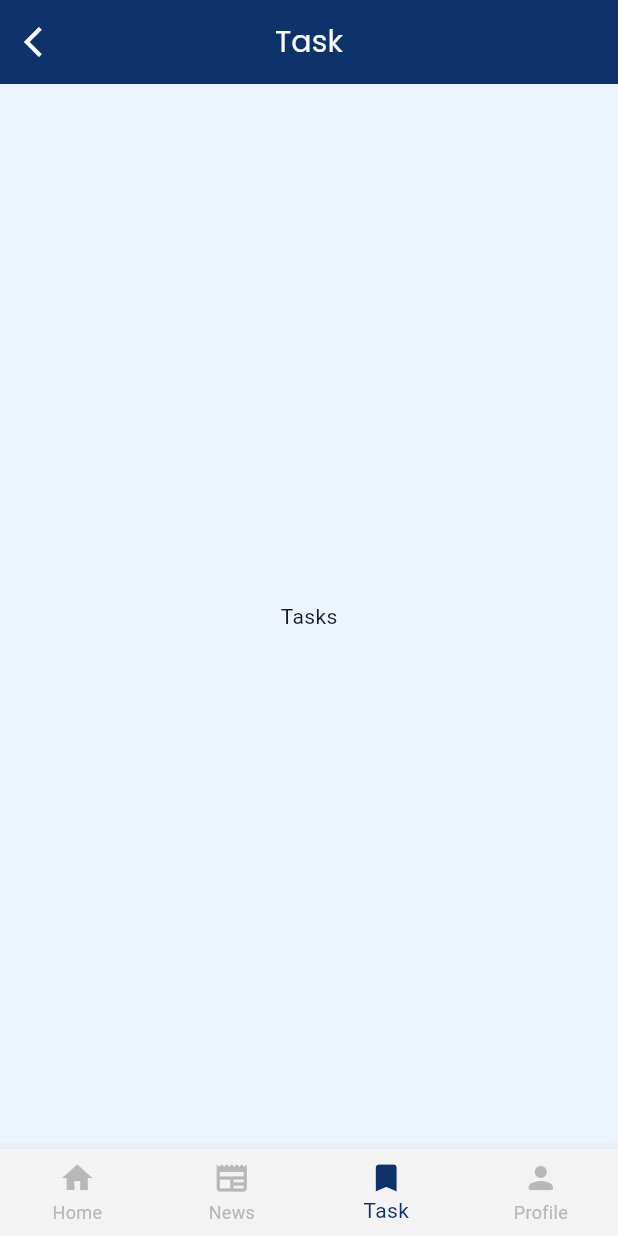
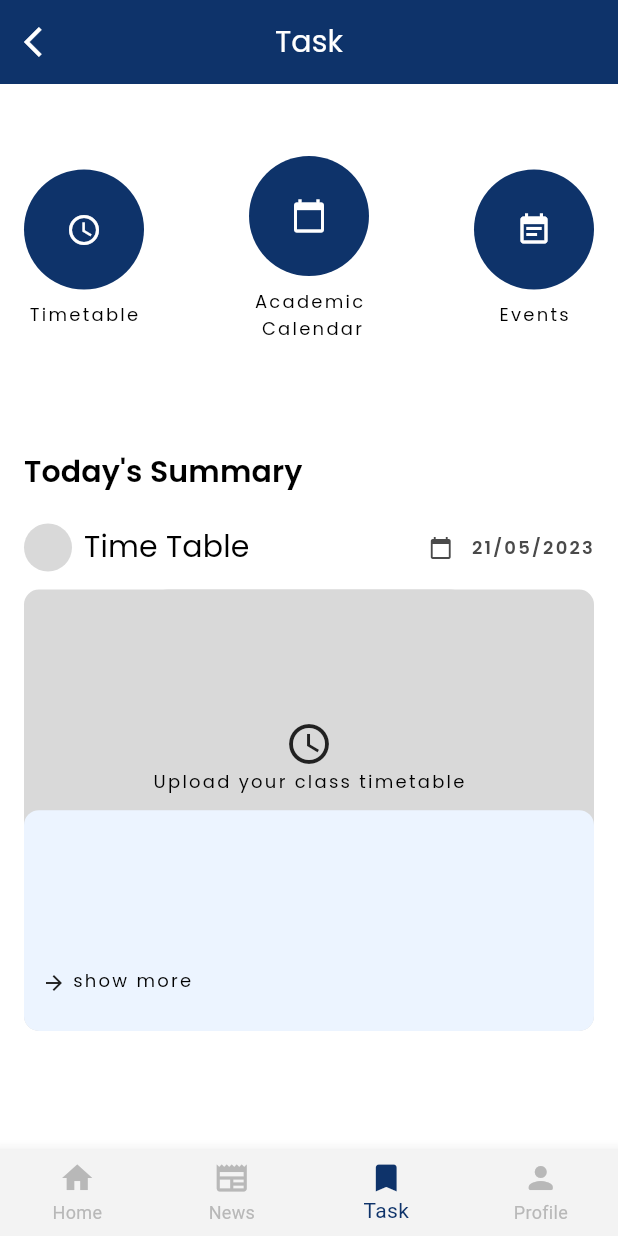
Before and after one commit to SelaseKay/decipher, a Flutter app: the MainContainer screen opened directly, item 3 of the bottom bar chosen, on a phone screen of 412 x 824 dp. Run offline on Flutter 3.47's test engine with Material 2 defaults, Android fonts, the phone set to English and light mode, and no system bars; our stand-ins replace flutter_svg, google_fonts.

Commit message:
work on task screen

```diff
--- /dev/null
+++ b/lib/componenets/event_card.dart
@@ -0,0 +1,144 @@
+import 'package:flutter/material.dart';
+
+class EventCard extends StatelessWidget {
+  const EventCard({
+    super.key,
+    required this.title,
+    required this.subTitle,
+    required this.date,
+    required this.cardHeight,
+  });
+
+  final String title;
+  final String subTitle;
+  final String date;
+  final double cardHeight;
+
+  @override
+  Widget build(BuildContext context) {
+    return Column(
+      children: [
+        Row(
+          crossAxisAlignment: CrossAxisAlignment.center,
+          children: [
+            Container(
+              height: 32.0,
+              width: 32.0,
+              decoration: const BoxDecoration(
+                  borderRadius: BorderRadius.all(Radius.circular(16.0)),
+                  color: Color(0xFFD9D9D9)),
+            ),
+            const SizedBox(
+              width: 8.0,
+            ),
+            Expanded(
+              child: Text(
+                title,
+                style: Theme.of(context).textTheme.labelLarge?.copyWith(
+                      color: Colors.black,
+                      fontWeight: FontWeight.normal,
+                    ),
+              ),
+            ),
+            const Icon(
+              Icons.calendar_today,
+              size: 16.0,
+              color: Color(0xFF4A4A4A),
+            ),
+            const SizedBox(
+              width: 12.0,
+            ),
+            Text(
+              date,
+              style: Theme.of(context).textTheme.labelSmall?.copyWith(
+                    color: const Color(0xFF4A4A4A),
+                    fontWeight: FontWeight.w600,
+                    fontSize: 12.0,
+                  ),
+            )
+          ],
+        ),
+        const SizedBox(
+          height: 12.0,
+        ),
+        Container(
+          height: cardHeight,
+          decoration: const BoxDecoration(
+              borderRadius: BorderRadius.all(
+                Radius.circular(10.0),
+              ),
+              color: const Color(0xFFD9D9D9)),
+          child: Column(
+            children: [
+              Expanded(
+                child: Container(
+                    decoration: const BoxDecoration(
+                        borderRadius: BorderRadius.only(
+                          topLeft: Radius.circular(10.0),
+                          topRight: Radius.circular(10.0),
+                        ),
+                        color: Color(0xFFD9D9D9)),
+                    child: Column(
+                      mainAxisAlignment: MainAxisAlignment.end,
+                      children: [
+                        const Icon(
+                          Icons.schedule,
+                          color: Color(0xFF212121),
+                          size: 32.0,
+                        ),
+                        Text(
+                          subTitle,
+                          style:
+                              Theme.of(context).textTheme.labelSmall?.copyWith(
+                                    color: Colors.black,
+                                    fontWeight: FontWeight.normal,
+                                    fontSize: 12.0,
+                                  ),
+                        ),
+                        const SizedBox(
+                          height: 10.0,
+                        ),
+                      ],
+                    )),
+              ),
+              Expanded(
+                child: Container(
+                  padding: const EdgeInsets.only(bottom: 24.0),
+                  decoration: const BoxDecoration(
+                      borderRadius: BorderRadius.all(
+                        Radius.circular(10.0),
+                      ),
+                      color: Color(0xFFECF4FF)),
+                  child: Padding(
+                    padding: const EdgeInsets.only(left: 12.0),
+                    child: Row(
+                      crossAxisAlignment: CrossAxisAlignment.end,
+                      children: [
+                        const Icon(
+                          Icons.arrow_forward,
+                          size: 16.0,
+                          color:  Color(0xFF212121),
+                        ),
+                        const SizedBox(width: 4.0,),
+                         Text(
+                          "show more",
+                          style:
+                              Theme.of(context).textTheme.labelSmall?.copyWith(
+                                    color: Colors.black,
+                                    fontWeight: FontWeight.normal,
+                                    fontSize: 12.0,
+                                  ),
+                        ),
+
+                      ],
+                    ),
+                  ),
+                ),
+              ),
+            ],
+          ),
+        )
+      ],
+    );
+  }
+}
--- /dev/null
+++ b/lib/componenets/event_container.dart
@@ -0,0 +1,46 @@
+import 'package:flutter/material.dart';
+
+class EventContainer extends StatelessWidget {
+  const EventContainer({
+    super.key,
+    required this.icon,
+    required this.text,
+  });
+
+  final IconData icon;
+  final String text;
+
+  @override
+  Widget build(BuildContext context) {
+    return Column(
+      crossAxisAlignment: CrossAxisAlignment.center,
+      children: [
+        Container(
+          height: 80.0,
+          width: 80.0,
+          decoration: BoxDecoration(
+              color: Theme.of(context).primaryColor,
+              borderRadius: const BorderRadius.all(Radius.circular(40.0))),
+          child: Center(
+            child: Icon(
+              icon,
+              color: Colors.white,
+              size: 24.0,
+            ),
+          ),
+        ),
+        const SizedBox(
+          height: 8.0,
+        ),
+        Text(
+          text,
+          style: Theme.of(context).textTheme.labelSmall?.copyWith(
+                fontWeight: FontWeight.normal,
+                color: Colors.black,
+                fontSize: 12.0,
+              ),
+        )
+      ],
+    );
+  }
+}
--- a/lib/screens/onboarding/main_onboarding_screen.dart
+++ b/lib/screens/onboarding/main_onboarding_screen.dart
@@ -1,5 +1,4 @@
 import 'package:decipher/componenets/custom_stepper.dart';
-import 'package:decipher/screens/home_screen.dart';
 import 'package:decipher/screens/main_container.dart';
 import 'package:decipher/screens/onboarding/onboarding_child.dart';
 import 'package:flutter/material.dart';
@@ -27,9 +26,9 @@ class _MainOnboardingScreenState extends State<MainOnboardingScreen> {
     return Scaffold(
       backgroundColor: Theme.of(context).primaryColor,
       body: Column(
+        crossAxisAlignment: CrossAxisAlignment.end,
         children: [
           Container(
-            width: double.infinity,
             padding: const EdgeInsets.all(40.0),
             child: SizedBox(
               width: 50.0,
@@ -44,7 +43,7 @@ class _MainOnboardingScreenState extends State<MainOnboardingScreen> {
                 },
                 child: Text(
                   "Skip",
-                  textAlign: TextAlign.end,
+                  textAlign: TextAlign.center,
                   style: Theme.of(context).textTheme.labelMedium?.copyWith(
                         color: Colors.white,
                         fontWeight: FontWeight.w400,
--- a/lib/screens/task_screen.dart
+++ b/lib/screens/task_screen.dart
@@ -1,10 +1,62 @@
+import 'package:decipher/componenets/event_card.dart';
+import 'package:decipher/componenets/event_container.dart';
 import 'package:flutter/material.dart';
 
 class TaskScreen extends StatelessWidget {
   const TaskScreen({super.key});
 
-   @override
+  @override
   Widget build(BuildContext context) {
-    return Center(child: Text("Tasks"));
+    final screenHeight = MediaQuery.of(context).size.height;
+    final cardHeight = screenHeight / 2.8;
+
+    return Container(
+      color: Colors.white,
+      child: ListView(
+        padding: const EdgeInsets.symmetric(horizontal: 16.0),
+        children: [
+          const SizedBox(
+            height: 48.0,
+          ),
+          Row(
+            mainAxisAlignment: MainAxisAlignment.spaceBetween,
+            crossAxisAlignment: CrossAxisAlignment.center,
+            children: [
+              EventContainer(
+                icon: Icons.schedule,
+                text: "Timetable",
+              ),
+              EventContainer(
+                icon: Icons.calendar_today,
+                text: "Academic\n Calendar",
+              ),
+              EventContainer(
+                icon: Icons.event_note,
+                text: "Events",
+              ),
+            ],
+          ),
+          const SizedBox(
+            height: 72.0,
+          ),
+          Text(
+            "Today's Summary",
+            style: Theme.of(context).textTheme.labelLarge?.copyWith(
+                  color: Colors.black,
+                  fontWeight: FontWeight.w600,
+                ),
+          ),
+          const SizedBox(
+            height: 20.0,
+          ),
+           EventCard(
+            cardHeight: cardHeight,
+            title: "Time Table",
+            subTitle: "Upload your class timetable",
+            date: "21/05/2023",
+          ),
+        ],
+      ),
+    );
   }
 }
```
